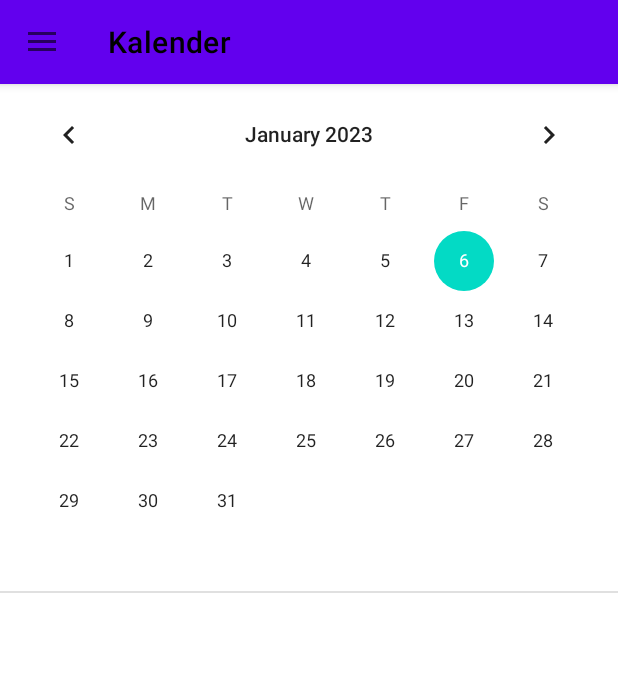
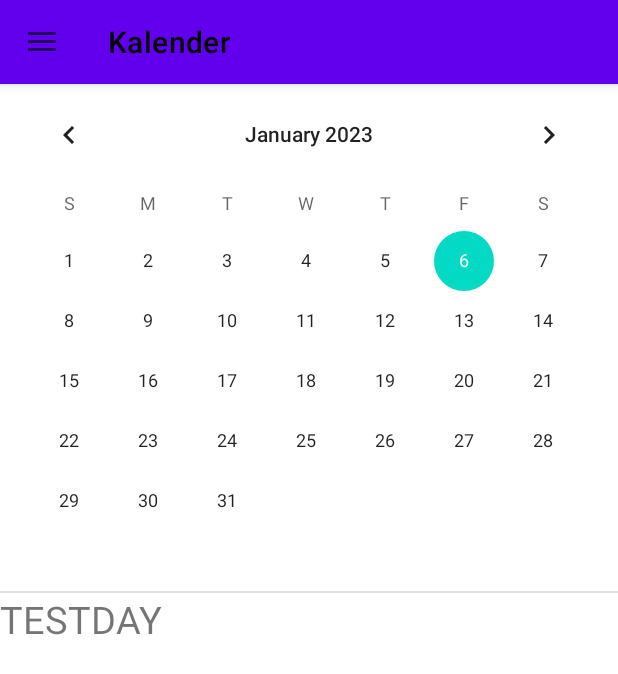
Before and after one commit to Apfelkuch/SwePraktikum, an Android app: the screen it shows after launch (NavigationDrawer), after a tap on "Kalender", on a phone screen of 412 x 824 dp. Shown: the top 674 px of the screen. Run offline under Robolectric (Android 15) with nearby library versions, the phone set to English and light mode, and no system bars; 1 other tap on this screen came first.

```diff
--- a/app/src/main/res/layout/fragment__kalender.xml
+++ b/app/src/main/res/layout/fragment__kalender.xml
@@ -17,6 +17,13 @@
         android:layout_height="1dp"
         android:background="?android:attr/listDivider" />
 
+    <TextView
+        android:id="@+id/selected_day"
+        android:layout_width="match_parent"
+        android:layout_height="wrap_content"
+        android:textSize="25dp"
+        android:text="TESTDAY" />
+
     <androidx.recyclerview.widget.RecyclerView
         android:id="@+id/dayMedList"
         android:layout_width="match_parent"
```
Also changed, not shown: app/src/main/java/de/swe_wi2223_praktikum/Fragment_Kalender.java (+16 -0 lines).
